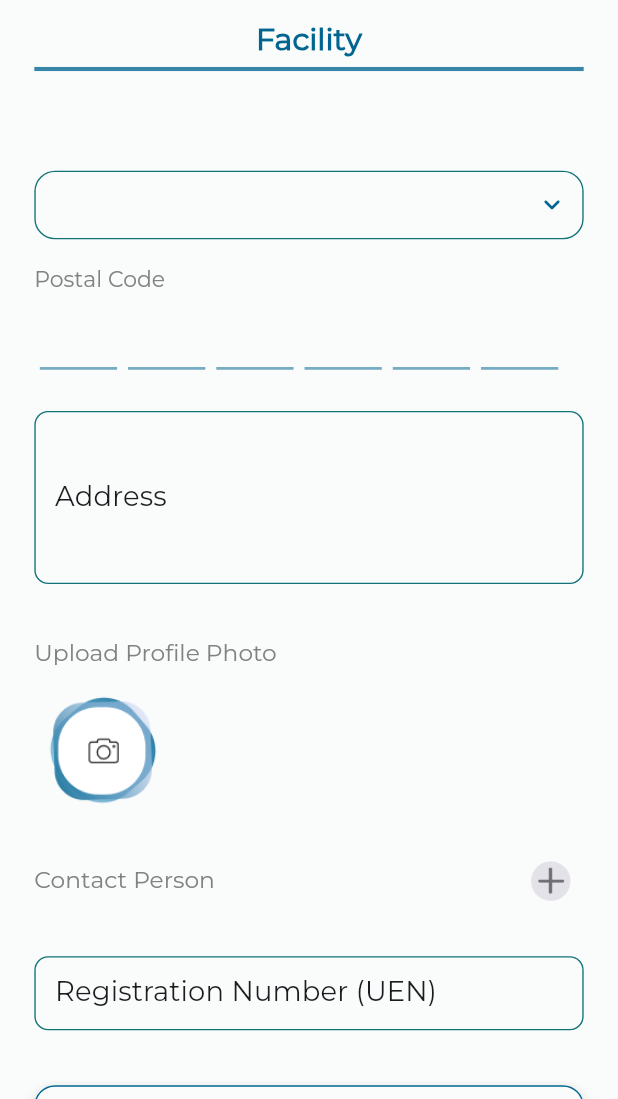
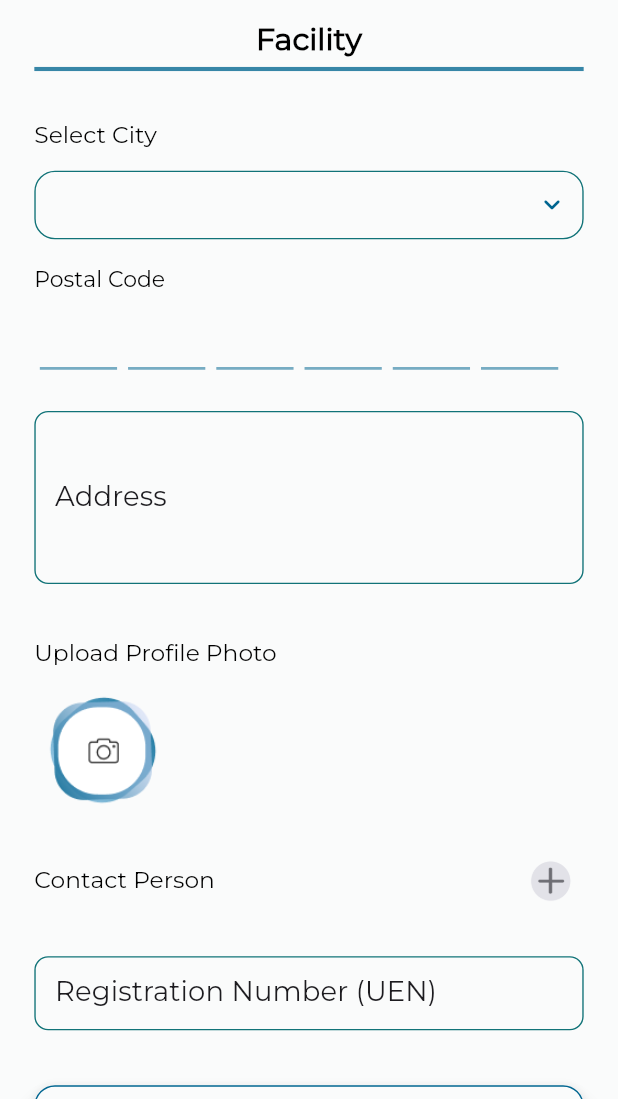
Before and after one commit to RakshitSathvara/Sports, a Flutter app: the FacilityAddPageOne screen opened directly with empty values, on a phone screen of 412 x 824 dp, the part 137-1236 px from its top. Run offline on Flutter 3.47's test engine with Material 3 defaults, Android fonts, the phone set to English and light mode, and no system bars; drawn by our look-alikes of pin_code_text_field; our stand-ins replace cached_network_image, carousel_slider, connectivity_plus, device_info_plus, firebase_core, firebase_crashlytics and 17 more; missing offline and left inert: custom_timer, dart:ffi, duration_picker, flutter_fgbg, flutter_secure_storage_web, flutter_stripe and 4 more; accounts and stored records are empty; network calls fail.

Commit message:
feat: use dynamic text color for facility pages

```diff
--- a/lib/screens/service_provider/facility/facility_add_page_one.dart
+++ b/lib/screens/service_provider/facility/facility_add_page_one.dart
@@ -111,6 +111,8 @@
     //   _progressDialog = ProgressDialog(context, type: ProgressDialogType.normal, isDismissible: false);
     //   _progressDialog.style(message: "Please wait..");
     // });
+    final textColor =
+        Theme.of(context).brightness == Brightness.dark ? Colors.white : Colors.black;
     return Scaffold(
       body: SafeArea(
         child: Container(
@@ -145,7 +147,7 @@
                         textStyle: Theme.of(context).textTheme.titleMedium!.copyWith(
                               fontSize: 22.0,
                               fontWeight: FontWeight.w600,
-                              color: Theme.of(context).colorScheme.primary,
+                              color: textColor,
                             ),
                       ),
                     ),
@@ -180,7 +182,7 @@
                         textStyle: Theme.of(context)
                             .textTheme
                             .titleMedium!
-                            .copyWith(color: Theme.of(context).colorScheme.surface, fontWeight: FontWeight.w400, fontSize: 17.0),
+                            .copyWith(color: textColor, fontWeight: FontWeight.w400, fontSize: 17.0),
                       ),
                     ),
                     const SizedBox(
@@ -205,7 +207,7 @@
                               textStyle: Theme.of(context)
                                   .textTheme
                                   .titleSmall!
-                                  .copyWith(fontSize: 16.0, fontWeight: FontWeight.w400, color: Theme.of(context).colorScheme.primary),
+                                  .copyWith(fontSize: 16.0, fontWeight: FontWeight.w400, color: textColor),
                             ),
                             value: choosedlocation,
                             items: location!.map((country) {
@@ -216,7 +218,7 @@
                                   textStyle: Theme.of(context)
                                       .textTheme
                                       .titleSmall!
-                                      .copyWith(fontSize: 16.0, fontWeight: FontWeight.w400, color: Theme.of(context).colorScheme.primary),
+                                      .copyWith(fontSize: 16.0, fontWeight: FontWeight.w400, color: textColor),
                                 ),
                               );
                             }).toList(),
@@ -242,7 +244,7 @@
                         textStyle: Theme.of(context)
                             .textTheme
                             .bodyLarge!
-                            .copyWith(color: Theme.of(context).colorScheme.shadow, fontWeight: FontWeight.w400, fontSize: 16.0),
+                            .copyWith(color: textColor, fontWeight: FontWeight.w400, fontSize: 16.0),
                       ),
                     ),
                     PinCodeTextField(
@@ -265,7 +267,7 @@
                       onDone: (text) async {},
                       wrapAlignment: WrapAlignment.spaceEvenly,
                       pinBoxDecoration: ProvidedPinBoxDecoration.underlinedPinBoxDecoration,
-                      pinTextStyle: TextStyle(fontSize: 25.0, color: Theme.of(context).colorScheme.onBackground),
+                      pinTextStyle: TextStyle(fontSize: 25.0, color: textColor),
                       pinTextAnimatedSwitcherTransition: ProvidedPinBoxTextAnimation.scalingTransition,
                       pinBoxColor: Theme.of(context).colorScheme.secondaryContainer,
                       pinTextAnimatedSwitcherDuration: const Duration(milliseconds: 300),
@@ -295,7 +297,7 @@
                     CustomTextView(
                       label: 'Upload Profile Photo',
                       textStyle:
-                          Theme.of(context).textTheme.titleMedium!.copyWith(fontSize: 17.0, color: Theme.of(context).colorScheme.shadow, fontWeight: FontWeight.w400),
+                          Theme.of(context).textTheme.titleMedium!.copyWith(fontSize: 17.0, color: textColor, fontWeight: FontWeight.w400),
                     ),
                     const SizedBox(
                       height: 10.0,
@@ -347,7 +349,7 @@
                                   textStyle: Theme.of(context)
                                       .textTheme
                                       .titleLarge!
-                                      .copyWith(color: Theme.of(context).colorScheme.primary, fontSize: 16.0, fontWeight: FontWeight.w600),
+                                      .copyWith(color: textColor, fontSize: 16.0, fontWeight: FontWeight.w600),
                                 ),
                               )
                             : Container(),
@@ -367,7 +369,7 @@
                             textStyle: Theme.of(context)
                                 .textTheme
                                 .bodyLarge!
-                                .copyWith(color: Theme.of(context).colorScheme.shadow, fontWeight: FontWeight.w400, fontSize: 17.0),
+                                .copyWith(color: textColor, fontWeight: FontWeight.w400, fontSize: 17.0),
                           ),
                         ),
                         GestureDetector(
@@ -399,7 +401,7 @@
                                                 textStyle: Theme.of(context)
                                                     .textTheme
                                                     .titleMedium!
-                                                    .copyWith(color: Theme.of(context).colorScheme.onBackground, fontWeight: FontWeight.w400, fontSize: 16.0),
+                                                    .copyWith(color: textColor, fontWeight: FontWeight.w400, fontSize: 16.0),
                                               ),
                                               GestureDetector(
                                                   onTap: () {
@@ -458,7 +460,7 @@
                                           ),
                                           MyButton(
                                             text: "Submit",
-                                            textcolor: Theme.of(context).colorScheme.onBackground,
+                                            textcolor: textColor,
                                             textsize: 16,
                                             fontWeight: FontWeight.w600,
                                             letterspacing: 0.7,
@@ -531,7 +533,7 @@
                                             CustomTextView(
                                               label: contactDetailsList[index].Name,
                                               textStyle: Theme.of(context).textTheme.bodyLarge!.copyWith(
-                                                    color: Theme.of(context).colorScheme.onBackground,
+                                                    color: textColor,
                                                     fontWeight: FontWeight.w500,
                                                     fontSize: 15.0,
                                                   ),
@@ -544,7 +546,7 @@
                                                 textStyle: Theme.of(context)
                                                     .textTheme
                                                     .bodyLarge!
-                                                    .copyWith(color: Theme.of(context).colorScheme.primary, fontWeight: FontWeight.w400, fontSize: 17.0)),
+                                                    .copyWith(color: textColor, fontWeight: FontWeight.w400, fontSize: 17.0)),
                                             const SizedBox(
                                               height: 5.0,
                                             ),
@@ -573,7 +575,7 @@
                                               textStyle: Theme.of(context).textTheme.titleMedium!.copyWith(
                                                     fontSize: 14.0,
                                                     fontWeight: FontWeight.w300,
-                                                    color: Theme.of(context).colorScheme.onBackground.withOpacity(0.5),
+                                                    color: textColor.withOpacity(0.5),
                                                   ),
                                             ),
                                           ],
@@ -581,7 +583,7 @@
                                       )
                                     ],
                                   ),
-                                   Divider(
+                                  Divider(
                                     height: 2,
                                     color: Theme.of(context).colorScheme.outline,
                                   )
@@ -609,7 +611,7 @@
                     ),
                     MyButtonWithoutBackground(
                         text: "Next",
-                        textcolor: Theme.of(context).colorScheme.secondaryContainer,
+                        textcolor: textColor,
                         textsize: 16,
                         fontWeight: FontWeight.w600,
                         letterspacing: 0.7,
@@ -972,7 +974,7 @@
                     CustomTextView(
                       label: 'Contact Details',
                       textStyle:
-                          Theme.of(context).textTheme.titleMedium!.copyWith(color: Theme.of(context).colorScheme.onBackground, fontWeight: FontWeight.w400, fontSize: 16.0),
+                          Theme.of(context).textTheme.titleMedium!.copyWith(color: textColor, fontWeight: FontWeight.w400, fontSize: 16.0),
                     ),
                     GestureDetector(
                         onTap: () {
@@ -1023,7 +1025,7 @@
                 ),
                 MyButton(
                   text: "Submit",
-                  textcolor: Theme.of(context).colorScheme.onBackground,
+                  textcolor: textColor,
                   textsize: 16,
                   fontWeight: FontWeight.w600,
                   letterspacing: 0.7,
```
Also changed, not shown: lib/screens/service_provider/facility/facility_add_page.dart (+8 -6 lines), lib/screens/service_provider/facility/facility_add_page_two.dart (+22 -20 lines), lib/screens/service_provider/facility/facility_otp_page.dart (+9 -7 lines).
